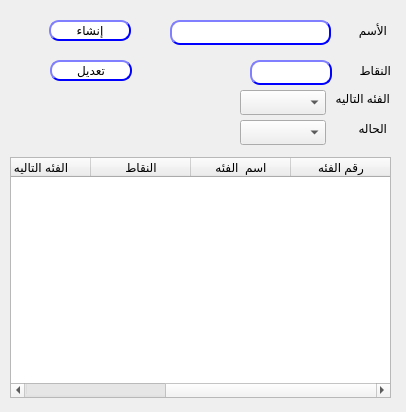
This is presentation/loyalty_ui/createModifyCustTp.ui in shymaa123456/HyperPOS2020 as Qt 5 draws it before an edit. The edited form follows.
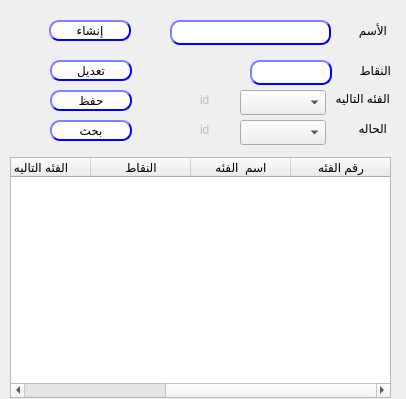
This is the edited form.

What changed in the file:
```diff
--- a/presentation/loyalty_ui/createModifyCustTp.ui
+++ b/presentation/loyalty_ui/createModifyCustTp.ui
@@ -7,7 +7,7 @@
     <x>0</x>
     <y>0</y>
     <width>406</width>
-    <height>412</height>
+    <height>399</height>
    </rect>
   </property>
   <property name="windowTitle">
@@ -268,6 +268,112 @@
     <string>الفئه التاليه</string>
    </property>
   </widget>
+  <widget class="QPushButton" name="BTN_searchCustTp">
+   <property name="geometry">
+    <rect>
+     <x>50</x>
+     <y>120</y>
+     <width>82</width>
+     <height>21</height>
+    </rect>
+   </property>
+   <property name="styleSheet">
+    <string notr="true">QPushButton{
+                                        background-color: white;
+                                        border-style: outset;
+                                        border-width: 2px;
+                                        border-radius: 10px;
+                                        border-color: blue;
+                                        min-width: 6em;
+                                        }
+                                        QPushButton:hover {
+                                        background: qradialgradient(
+                                        cx: 0.3, cy: -0.4, fx: 0.3, fy: -0.4,
+                                        radius: 1.35, stop: 0 #fff, stop: 1 #bbb
+                                        );
+                                        }
+                                        QPushButton:pressed {
+                                        border-style: inset;
+                                        background: qradialgradient(
+                                        cx: 0.4, cy: -0.1, fx: 0.4, fy: -0.1,
+                                        radius: 1.35, stop: 0 #fff, stop: 1 #ddd
+                                        );
+                                        }
+                                    </string>
+   </property>
+   <property name="text">
+    <string>بحث</string>
+   </property>
+  </widget>
+  <widget class="QLabel" name="LB_nextLvlId">
+   <property name="enabled">
+    <bool>false</bool>
+   </property>
+   <property name="geometry">
+    <rect>
+     <x>200</x>
+     <y>90</y>
+     <width>31</width>
+     <height>20</height>
+    </rect>
+   </property>
+   <property name="text">
+    <string>id</string>
+   </property>
+  </widget>
+  <widget class="QLabel" name="LB_status">
+   <property name="enabled">
+    <bool>false</bool>
+   </property>
+   <property name="geometry">
+    <rect>
+     <x>200</x>
+     <y>120</y>
+     <width>31</width>
+     <height>20</height>
+    </rect>
+   </property>
+   <property name="text">
+    <string>id</string>
+   </property>
+  </widget>
+  <widget class="QPushButton" name="BTN_modifyCustTp">
+   <property name="geometry">
+    <rect>
+     <x>50</x>
+     <y>90</y>
+     <width>82</width>
+     <height>21</height>
+    </rect>
+   </property>
+   <property name="styleSheet">
+    <string notr="true">QPushButton{
+                                        background-color: white;
+                                        border-style: outset;
+                                        border-width: 2px;
+                                        border-radius: 10px;
+                                        border-color: blue;
+                                        min-width: 6em;
+                                        }
+                                        QPushButton:hover {
+                                        background: qradialgradient(
+                                        cx: 0.3, cy: -0.4, fx: 0.3, fy: -0.4,
+                                        radius: 1.35, stop: 0 #fff, stop: 1 #bbb
+                                        );
+                                        }
+                                        QPushButton:pressed {
+                                        border-style: inset;
+                                        background: qradialgradient(
+                                        cx: 0.4, cy: -0.1, fx: 0.4, fy: -0.1,
+                                        radius: 1.35, stop: 0 #fff, stop: 1 #ddd
+                                        );
+                                        }
+                                    </string>
+   </property>
+   <property name="text">
+    <string>حفظ</string>
+   </property>
+  </widget>
  </widget>
  <resources/>
  <connections/>
```
Left out of the diff: 2 changed lines with no effect on the pictures.
